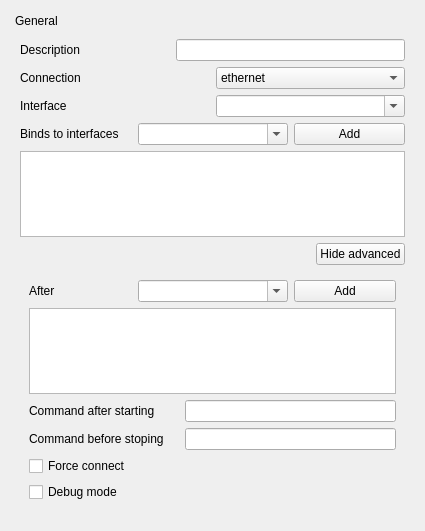
First picture: the form in sources/gui/src/generalwidget.ui, repository arcan1s/netctl-gui, before the edit.
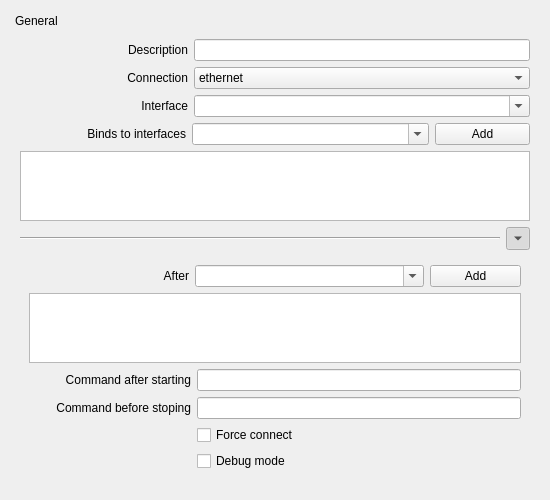
Second picture: the form after the edit.

```diff
--- a/sources/gui/src/generalwidget.ui
+++ b/sources/gui/src/generalwidget.ui
@@ -6,8 +6,8 @@
    <rect>
     <x>0</x>
     <y>0</y>
-    <width>425</width>
-    <height>531</height>
+    <width>550</width>
+    <height>492</height>
    </rect>
   </property>
   <property name="windowTitle">
@@ -16,6 +16,12 @@
   <layout class="QVBoxLayout" name="verticalLayout_4">
    <item>
     <widget class="QDockWidget" name="dockWidget_general">
+     <property name="sizePolicy">
+      <sizepolicy hsizetype="Preferred" vsizetype="Preferred">
+       <horstretch>2</horstretch>
+       <verstretch>0</verstretch>
+      </sizepolicy>
+     </property>
      <property name="features">
       <set>QDockWidget::NoDockWidgetFeatures</set>
      </property>
@@ -28,19 +34,28 @@
         <layout class="QHBoxLayout" name="layout_description">
          <item>
           <widget class="QLabel" name="label_description">
-           <property name="minimumSize">
-            <size>
-             <width>150</width>
-             <height>0</height>
-            </size>
+           <property name="sizePolicy">
+            <sizepolicy hsizetype="Preferred" vsizetype="Preferred">
+             <horstretch>1</horstretch>
+             <verstretch>0</verstretch>
+            </sizepolicy>
            </property>
            <property name="text">
             <string>Description</string>
            </property>
+           <property name="alignment">
+            <set>Qt::AlignRight|Qt::AlignTrailing|Qt::AlignVCenter</set>
+           </property>
           </widget>
          </item>
          <item>
           <widget class="QLineEdit" name="lineEdit_description">
+           <property name="sizePolicy">
+            <sizepolicy hsizetype="Expanding" vsizetype="Fixed">
+             <horstretch>2</horstretch>
+             <verstretch>0</verstretch>
+            </sizepolicy>
+           </property>
            <property name="toolTip">
             <string>&lt;html&gt;&lt;head/&gt;&lt;body&gt;&lt;p&gt;A description of the profile&lt;/p&gt;&lt;/body&gt;&lt;/html&gt;</string>
            </property>
@@ -52,19 +67,28 @@
         <layout class="QHBoxLayout" name="layout_connection">
          <item>
           <widget class="QLabel" name="label_connection">
-           <property name="minimumSize">
-            <size>
-             <width>150</width>
-             <height>0</height>
-            </size>
+           <property name="sizePolicy">
+            <sizepolicy hsizetype="Preferred" vsizetype="Preferred">
+             <horstretch>1</horstretch>
+             <verstretch>0</verstretch>
+            </sizepolicy>
            </property>
            <property name="text">
             <string>Connection</string>
            </property>
+           <property name="alignment">
+            <set>Qt::AlignRight|Qt::AlignTrailing|Qt::AlignVCenter</set>
+           </property>
           </widget>
          </item>
          <item>
           <widget class="QComboBox" name="comboBox_connection">
+           <property name="sizePolicy">
+            <sizepolicy hsizetype="Preferred" vsizetype="Fixed">
+             <horstretch>2</horstretch>
+             <verstretch>0</verstretch>
+            </sizepolicy>
+           </property>
            <property name="toolTip">
             <string>The connection type used by the profile</string>
            </property>
@@ -136,19 +160,28 @@
         <layout class="QHBoxLayout" name="layout_interface">
          <item>
           <widget class="QLabel" name="label_interface">
-           <property name="minimumSize">
-            <size>
-             <width>150</width>
-             <height>0</height>
-            </size>
+           <property name="sizePolicy">
+            <sizepolicy hsizetype="Preferred" vsizetype="Preferred">
+             <horstretch>1</horstretch>
+             <verstretch>0</verstretch>
+            </sizepolicy>
            </property>
            <property name="text">
             <string>Interface</string>
            </property>
+           <property name="alignment">
+            <set>Qt::AlignRight|Qt::AlignTrailing|Qt::AlignVCenter</set>
+           </property>
           </widget>
          </item>
          <item>
           <widget class="QComboBox" name="comboBox_interface">
+           <property name="sizePolicy">
+            <sizepolicy hsizetype="Preferred" vsizetype="Fixed">
+             <horstretch>2</horstretch>
+             <verstretch>0</verstretch>
+            </sizepolicy>
+           </property>
            <property name="toolTip">
             <string>The name of the associated network interface</string>
            </property>
@@ -165,18 +198,27 @@
           <layout class="QHBoxLayout" name="layout_bindtoButton">
            <item>
             <widget class="QLabel" name="label_bindto">
+             <property name="sizePolicy">
+              <sizepolicy hsizetype="Preferred" vsizetype="Preferred">
+               <horstretch>7</horstretch>
+               <verstretch>0</verstretch>
+              </sizepolicy>
+             </property>
              <property name="text">
               <string>Binds to interfaces</string>
              </property>
+             <property name="alignment">
+              <set>Qt::AlignRight|Qt::AlignTrailing|Qt::AlignVCenter</set>
+             </property>
             </widget>
            </item>
            <item>
             <widget class="QComboBox" name="comboBox_bindto">
-             <property name="minimumSize">
-              <size>
-               <width>150</width>
-               <height>0</height>
-              </size>
+             <property name="sizePolicy">
+              <sizepolicy hsizetype="Preferred" vsizetype="Fixed">
+               <horstretch>10</horstretch>
+               <verstretch>0</verstretch>
+              </sizepolicy>
              </property>
              <property name="editable">
               <bool>true</bool>
@@ -185,6 +227,12 @@
            </item>
            <item>
             <widget class="QPushButton" name="pushButton_bindto">
+             <property name="sizePolicy">
+              <sizepolicy hsizetype="Minimum" vsizetype="Fixed">
+               <horstretch>4</horstretch>
+               <verstretch>0</verstretch>
+              </sizepolicy>
+             </property>
              <property name="text">
               <string>Add</string>
              </property>
@@ -210,26 +258,23 @@
        <item>
         <layout class="QHBoxLayout" name="layout_generalAdvanced">
          <item>
-          <spacer name="spacer_generalAdvanced">
+          <widget class="Line" name="line">
            <property name="orientation">
             <enum>Qt::Horizontal</enum>
            </property>
-           <property name="sizeHint" stdset="0">
-            <size>
-             <width>40</width>
-             <height>20</height>
-            </size>
-           </property>
-          </spacer>
+          </widget>
          </item>
          <item>
-          <widget class="QPushButton" name="pushButton_generalAdvanced">
-           <property name="text">
-            <string>Hide advanced</string>
-           </property>
+          <widget class="QToolButton" name="pushButton_generalAdvanced">
            <property name="checkable">
             <bool>true</bool>
            </property>
+           <property name="checked">
+            <bool>true</bool>
+           </property>
+           <property name="arrowType">
+            <enum>Qt::DownArrow</enum>
+           </property>
           </widget>
          </item>
         </layout>
@@ -243,18 +288,27 @@
              <layout class="QHBoxLayout" name="layout_afterButton">
               <item>
                <widget class="QLabel" name="label_after">
+                <property name="sizePolicy">
+                 <sizepolicy hsizetype="Preferred" vsizetype="Preferred">
+                  <horstretch>7</horstretch>
+                  <verstretch>0</verstretch>
+                 </sizepolicy>
+                </property>
                 <property name="text">
                  <string>After</string>
                 </property>
+                <property name="alignment">
+                 <set>Qt::AlignRight|Qt::AlignTrailing|Qt::AlignVCenter</set>
+                </property>
                </widget>
               </item>
               <item>
                <widget class="QComboBox" name="comboBox_after">
-                <property name="minimumSize">
-                 <size>
-                  <width>150</width>
-                  <height>0</height>
-                 </size>
+                <property name="sizePolicy">
+                 <sizepolicy hsizetype="Preferred" vsizetype="Fixed">
+                  <horstretch>10</horstretch>
+                  <verstretch>0</verstretch>
+                 </sizepolicy>
                 </property>
                 <property name="editable">
                  <bool>true</bool>
@@ -263,6 +317,12 @@
               </item>
               <item>
                <widget class="QPushButton" name="pushButton_after">
+                <property name="sizePolicy">
+                 <sizepolicy hsizetype="Minimum" vsizetype="Fixed">
+                  <horstretch>4</horstretch>
+                  <verstretch>0</verstretch>
+                 </sizepolicy>
+                </property>
                 <property name="text">
                  <string>Add</string>
                 </property>
@@ -289,19 +349,28 @@
            <layout class="QHBoxLayout" name="layout_execUpPost">
             <item>
              <widget class="QLabel" name="label_execUpPost">
-              <property name="minimumSize">
-               <size>
-                <width>150</width>
-                <height>0</height>
-               </size>
+              <property name="sizePolicy">
+               <sizepolicy hsizetype="Preferred" vsizetype="Preferred">
+                <horstretch>7</horstretch>
+                <verstretch>0</verstretch>
+               </sizepolicy>
               </property>
               <property name="text">
                <string>Command after starting</string>
               </property>
+              <property name="alignment">
+               <set>Qt::AlignRight|Qt::AlignTrailing|Qt::AlignVCenter</set>
+              </property>
              </widget>
             </item>
             <item>
              <widget class="QLineEdit" name="lineEdit_execUpPost">
+              <property name="sizePolicy">
+               <sizepolicy hsizetype="Expanding" vsizetype="Fixed">
+                <horstretch>14</horstretch>
+                <verstretch>0</verstretch>
+               </sizepolicy>
+              </property>
               <property name="toolTip">
                <string>A command that is executed after a connection is established</string>
               </property>
@@ -313,19 +382,28 @@
            <layout class="QHBoxLayout" name="layout_execDownPre">
             <item>
              <widget class="QLabel" name="label_execDownPre">
-              <property name="minimumSize">
-               <size>
-                <width>150</width>
-                <height>0</height>
-               </size>
+              <property name="sizePolicy">
+               <sizepolicy hsizetype="Preferred" vsizetype="Preferred">
+                <horstretch>7</horstretch>
+                <verstretch>0</verstretch>
+               </sizepolicy>
               </property>
               <property name="text">
                <string>Command before stoping</string>
               </property>
+              <property name="alignment">
+               <set>Qt::AlignRight|Qt::AlignTrailing|Qt::AlignVCenter</set>
+              </property>
              </widget>
             </item>
             <item>
              <widget class="QLineEdit" name="lineEdit_execDownPre">
+              <property name="sizePolicy">
+               <sizepolicy hsizetype="Expanding" vsizetype="Fixed">
+                <horstretch>14</horstretch>
+                <verstretch>0</verstretch>
+               </sizepolicy>
+              </property>
               <property name="toolTip">
                <string>A command that is executed before a connection is brought down</string>
               </property>
@@ -334,21 +412,61 @@
            </layout>
           </item>
           <item>
-           <widget class="QCheckBox" name="checkBox_forceConnect">
-            <property name="toolTip">
-             <string>Set to ‘yes’ to force connecting even if the interface is up</string>
-            </property>
-            <property name="text">
-             <string>Force connect</string>
-            </property>
-           </widget>
+           <layout class="QHBoxLayout" name="layout_forceConnect">
+            <item>
+             <widget class="QLabel" name="label_forceConnect">
+              <property name="sizePolicy">
+               <sizepolicy hsizetype="Preferred" vsizetype="Preferred">
+                <horstretch>7</horstretch>
+                <verstretch>0</verstretch>
+               </sizepolicy>
+              </property>
+             </widget>
+            </item>
+            <item>
+             <widget class="QCheckBox" name="checkBox_forceConnect">
+              <property name="sizePolicy">
+               <sizepolicy hsizetype="Minimum" vsizetype="Fixed">
+                <horstretch>14</horstretch>
+                <verstretch>0</verstretch>
+               </sizepolicy>
+              </property>
+              <property name="toolTip">
+               <string>Set to ‘yes’ to force connecting even if the interface is up</string>
+              </property>
+              <property name="text">
+               <string>Force connect</string>
+              </property>
+             </widget>
+            </item>
+           </layout>
           </item>
           <item>
-           <widget class="QCheckBox" name="checkBox_debug">
-            <property name="text">
-             <string>Debug mode</string>
-            </property>
-           </widget>
+           <layout class="QHBoxLayout" name="horizontalLayout">
+            <item>
+             <widget class="QLabel" name="label">
+              <property name="sizePolicy">
+               <sizepolicy hsizetype="Preferred" vsizetype="Preferred">
+                <horstretch>7</horstretch>
+                <verstretch>0</verstretch>
+               </sizepolicy>
+              </property>
+             </widget>
+            </item>
+            <item>
+             <widget class="QCheckBox" name="checkBox_debug">
+              <property name="sizePolicy">
+               <sizepolicy hsizetype="Minimum" vsizetype="Fixed">
+                <horstretch>14</horstretch>
+                <verstretch>0</verstretch>
+               </sizepolicy>
+              </property>
+              <property name="text">
+               <string>Debug mode</string>
+              </property>
+             </widget>
+            </item>
+           </layout>
           </item>
          </layout>
         </widget>
```
Left out of the diff: 2 changed lines with no effect on the pictures.
